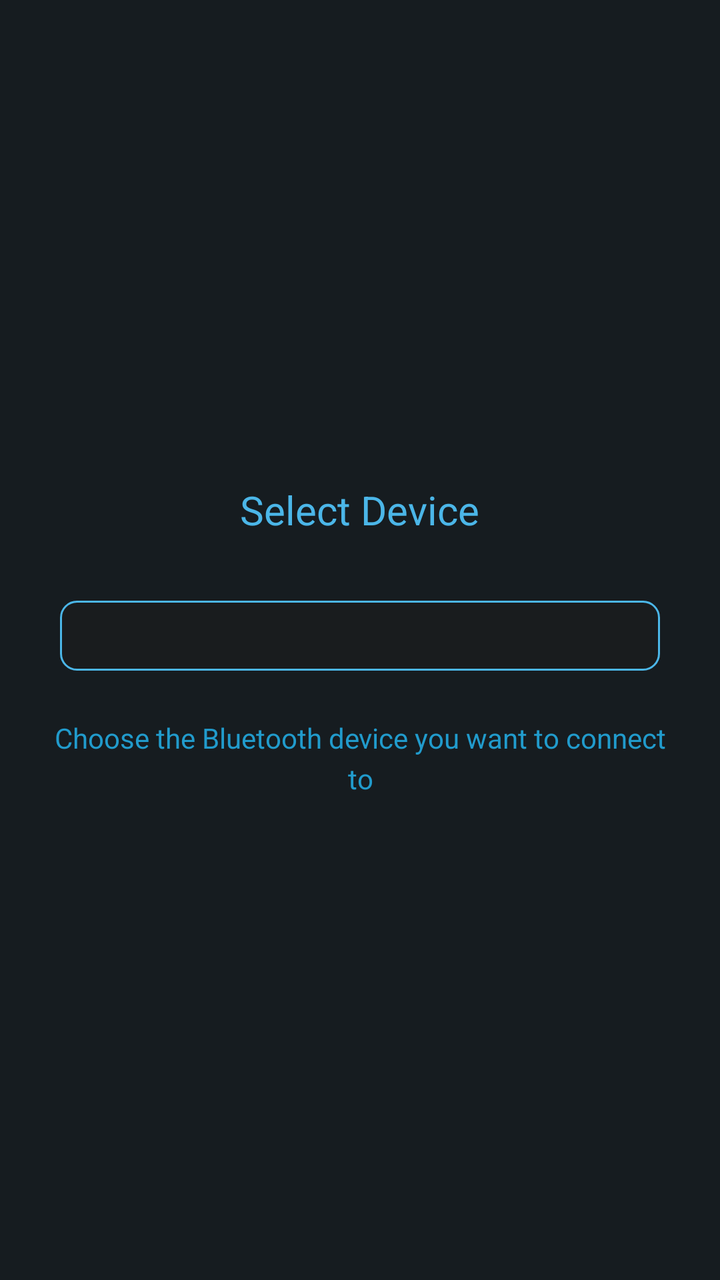
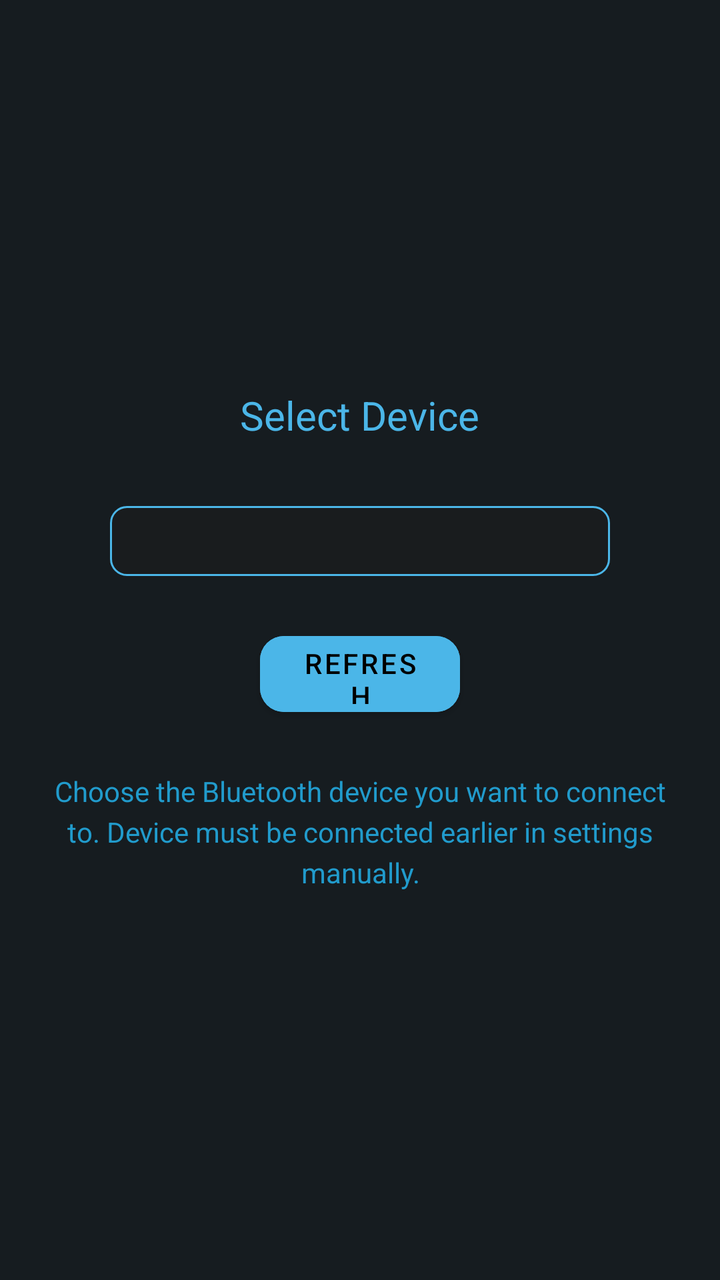

Compare the two renders of this Android layout. The source of the first and the diff that turns it into the second are given below.
<!-- AndroidManifest.xml: application theme Theme.Nsline22 -->
<!-- res/layout/fragment_device_selection.xml -->
<?xml version="1.0" encoding="utf-8"?>
<LinearLayout xmlns:android="http://schemas.android.com/apk/res/android"
    android:layout_width="match_parent"
    android:layout_height="match_parent"
    android:orientation="vertical"
    android:gravity="center"
    android:padding="24dp">

    <TextView
        android:layout_width="wrap_content"
        android:layout_height="wrap_content"
        android:text="Select Device"
        android:textSize="20sp"
        android:textColor="?attr/colorPrimary"
        android:layout_marginBottom="32dp" />

    <Spinner
        android:id="@+id/deviceSpinner"
        android:layout_width="300dp"
        android:layout_height="35dp"
        android:background="@drawable/spinner_background"
        android:popupBackground="@drawable/spinner_popup_background"
        android:layout_marginBottom="24dp" />

    <TextView
        android:layout_width="match_parent"
        android:layout_height="wrap_content"
        android:text="Choose the Bluetooth device you want to connect to"
        android:textSize="14sp"
        android:textColor="@color/material_dynamic_primary60"
        android:gravity="center"
        android:lineSpacingExtra="4dp" />
</LinearLayout>
<!-- resources referenced by this layout -->
<resources>
  <!-- drawable spinner_background (drawable) -->
  <shape xmlns:android="http://schemas.android.com/apk/res/android">
      <solid android:color="@color/material_dynamic_neutral10" />
      <stroke android:width="1dp" android:color="?attr/colorPrimary" />
      <corners android:radius="8dp" />
  </shape>
  <!-- drawable spinner_popup_background (drawable) -->
  <shape xmlns:android="http://schemas.android.com/apk/res/android">
      <solid android:color="@color/material_dynamic_neutral10" />
      <stroke android:width="1dp" android:color="?attr/colorPrimary" />
      <corners android:radius="8dp" />
  </shape>
  <style name="Theme.Nsline22" parent="Theme.MaterialComponents.DayNight.NoActionBar">
          <item name="android:windowBackground">@color/material_dynamic_neutral_variant10</item>
          <item name="colorPrimary">@color/material_dynamic_primary70</item>
          <item name="editTextStyle">@style/EditTextStyle</item>
          <item name="android:statusBarColor">@color/material_dynamic_neutral_variant10</item>
          <item name="android:navigationBarColor">@color/material_dynamic_neutral_variant10</item>
      </style>
  <style name="EditTextStyle" parent="Widget.MaterialComponents.TextInputLayout.OutlinedBox">
          <item name="boxStrokeColor">@color/material_dynamic_primary70</item>
          <item name="android:textColorHint">@color/material_dynamic_primary70</item>
          <item name="android:textColor">@color/white</item>
          <item name="android:paddingStart">12dp</item>
          <item name="android:paddingEnd">12dp</item>
          <item name="android:paddingTop">8dp</item>
          <item name="android:paddingBottom">8dp</item>
      </style>
  <color name="white">#FFFFFFFF</color>
</resources>

<!-- the commit's change to res/layout/fragment_device_selection.xml (unified diff, before → after) -->
@@ -2,6 +2,7 @@
 <LinearLayout xmlns:android="http://schemas.android.com/apk/res/android"
     android:layout_width="match_parent"
     android:layout_height="match_parent"
+    xmlns:app="http://schemas.android.com/apk/res-auto"
     android:orientation="vertical"
     android:gravity="center"
     android:padding="24dp">
@@ -16,16 +17,26 @@
 
     <Spinner
         android:id="@+id/deviceSpinner"
-        android:layout_width="300dp"
+        android:layout_width="250dp"
         android:layout_height="35dp"
+        android:layout_marginBottom="24dp"
         android:background="@drawable/spinner_background"
-        android:popupBackground="@drawable/spinner_popup_background"
+        android:popupBackground="@drawable/spinner_popup_background" />
+
+    <Button
+        android:id="@+id/refreshButton"
+        android:layout_width="100dp"
+        android:layout_height="50dp"
+        android:backgroundTint="?attr/colorPrimary"
+        android:text="Refresh"
+        android:textColor="@color/black"
+        app:cornerRadius="12dp"
         android:layout_marginBottom="24dp" />
 
     <TextView
         android:layout_width="match_parent"
         android:layout_height="wrap_content"
-        android:text="Choose the Bluetooth device you want to connect to"
+        android:text="Choose the Bluetooth device you want to connect to. Device must be connected earlier in settings manually."
         android:textSize="14sp"
         android:textColor="@color/material_dynamic_primary60"
         android:gravity="center"
<!-- resource entries referenced after the edit -->
@@ -1,5 +1,6 @@
 <!-- resources referenced by this layout -->
 <resources>
+  <color name="black">#FF000000</color>
   <!-- drawable spinner_background (drawable) -->
   <shape xmlns:android="http://schemas.android.com/apk/res/android">
       <solid android:color="@color/material_dynamic_neutral10" />
